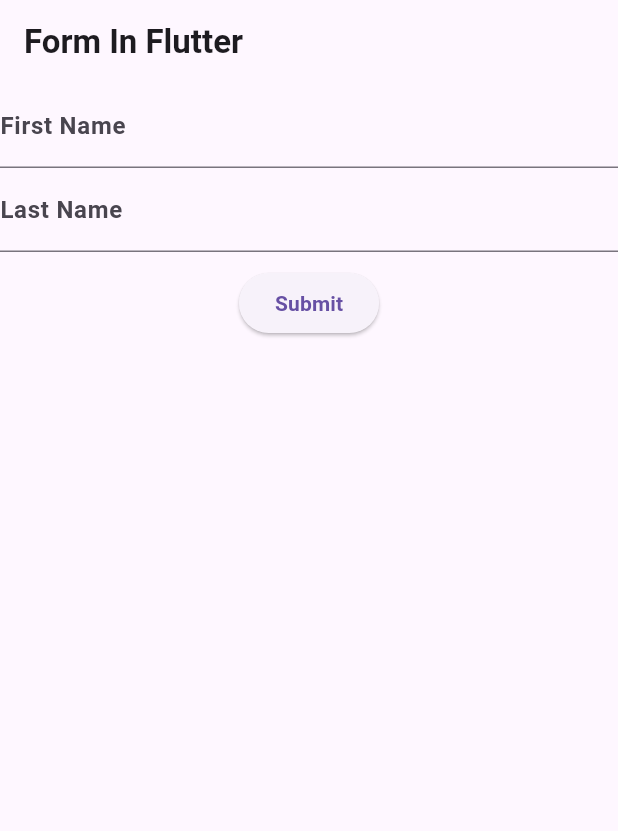
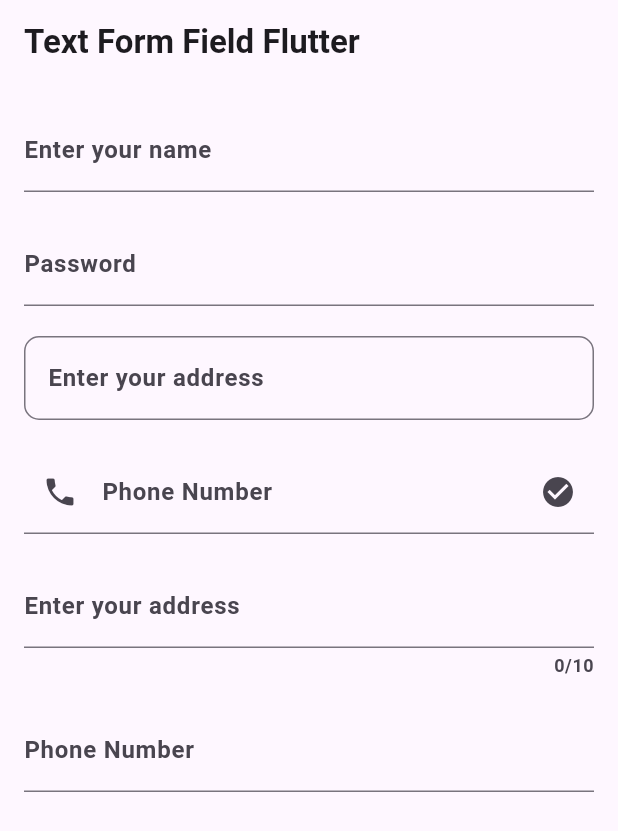
Before and after one commit to HosenShahadath/Flutter-complete-guide-course-documentation, a Flutter app: the screen it shows after launch, on a phone screen of 412 x 824 dp. Shown: the top 831 px of the screen. Run offline on Flutter 3.47's test engine with Material 3 defaults, Android fonts, the phone set to English and light mode, and no system bars; our stand-ins replace cached_network_image, google_fonts.

Commit message:
text form field

```diff
--- a/lib/myapp.dart
+++ b/lib/myapp.dart
@@ -1,5 +1,5 @@
 import 'package:flutter/material.dart';
-import 'package:flutter_framework_practice/section%206/form.dart';
+import 'package:flutter_framework_practice/section%206/text%20form%20field/text%20form%20field.dart';
 
 class MyApp extends StatelessWidget {
   const MyApp({super.key});
@@ -8,7 +8,7 @@ class MyApp extends StatelessWidget {
   Widget build(BuildContext context) {
     return MaterialApp(
       debugShowCheckedModeBanner: false,
-      home: FormApp(),
+      home: TextFormFieldExample(),
     );
   }
 }
--- /dev/null
+++ b/lib/section 6/text form field/text form field.dart
@@ -0,0 +1,75 @@
+import 'package:flutter/material.dart';
+import 'package:flutter/services.dart';
+
+class TextFormFieldExample extends StatelessWidget {
+  const TextFormFieldExample({super.key});
+
+  @override
+  Widget build(BuildContext context) {
+    return Scaffold(
+      appBar: AppBar(
+        title: const Text('Text Form Field Flutter'),
+      ),
+      body: Padding(
+        padding: const EdgeInsets.all(16),
+        child: Column(
+          children: [
+            TextFormField(
+              decoration: InputDecoration(
+                labelText: 'Enter your name',
+              ),
+              validator: (value){
+                if(value == null || value.isEmpty){
+                  return 'Please enter your email';
+                }
+                return null;
+              },
+            ),
+            const SizedBox(height: 20,),
+            TextFormField(
+              decoration: InputDecoration(
+                labelText: 'Password',
+              ),
+              obscureText: true,
+            ),
+            const SizedBox(height: 20,),
+            TextFormField(
+              decoration: InputDecoration(
+                labelText: 'Enter your address',
+                border: OutlineInputBorder(
+                  borderRadius: BorderRadius.circular(10),
+                )
+              ),
+            ),
+            const SizedBox(height: 20,),
+            TextFormField(
+              keyboardType: TextInputType.number,
+              decoration: InputDecoration(
+                labelText: 'Phone Number',
+                prefixIcon: Icon(Icons.phone),
+                suffixIcon: Icon(Icons.check_circle),
+              ),
+            ),
+            const SizedBox(height: 20,),
+            TextFormField(
+              decoration: InputDecoration(
+                labelText: 'Enter your address',
+              ),
+              maxLength: 10,
+            ),
+            const SizedBox(height: 20,),
+            TextFormField(
+              decoration: InputDecoration(
+                labelText: 'Phone Number',
+              ),
+              inputFormatters: [
+                FilteringTextInputFormatter.digitsOnly,
+                LengthLimitingTextInputFormatter(10),
+              ],
+            )
+          ],
+        ),
+      ),
+    );
+  }
+}
```
Also changed, not shown: lib/section 6/form/form.dart (renamed from lib/section 6/form.dart).
